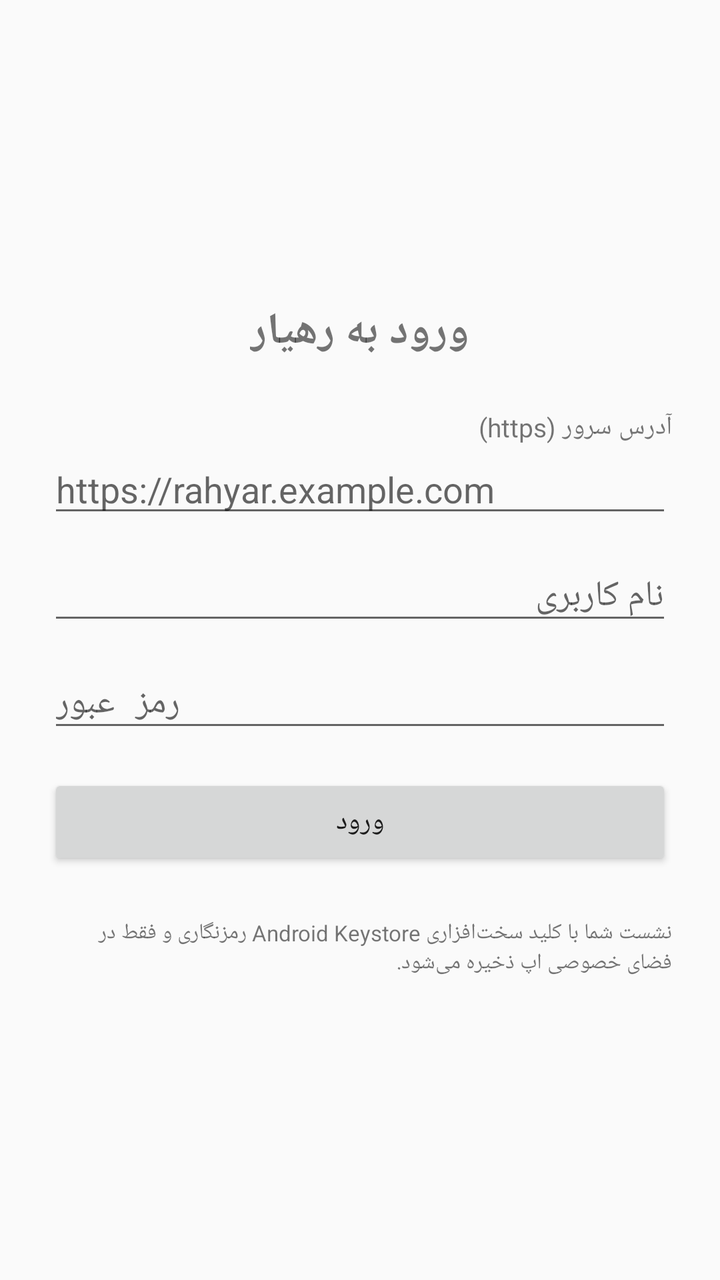
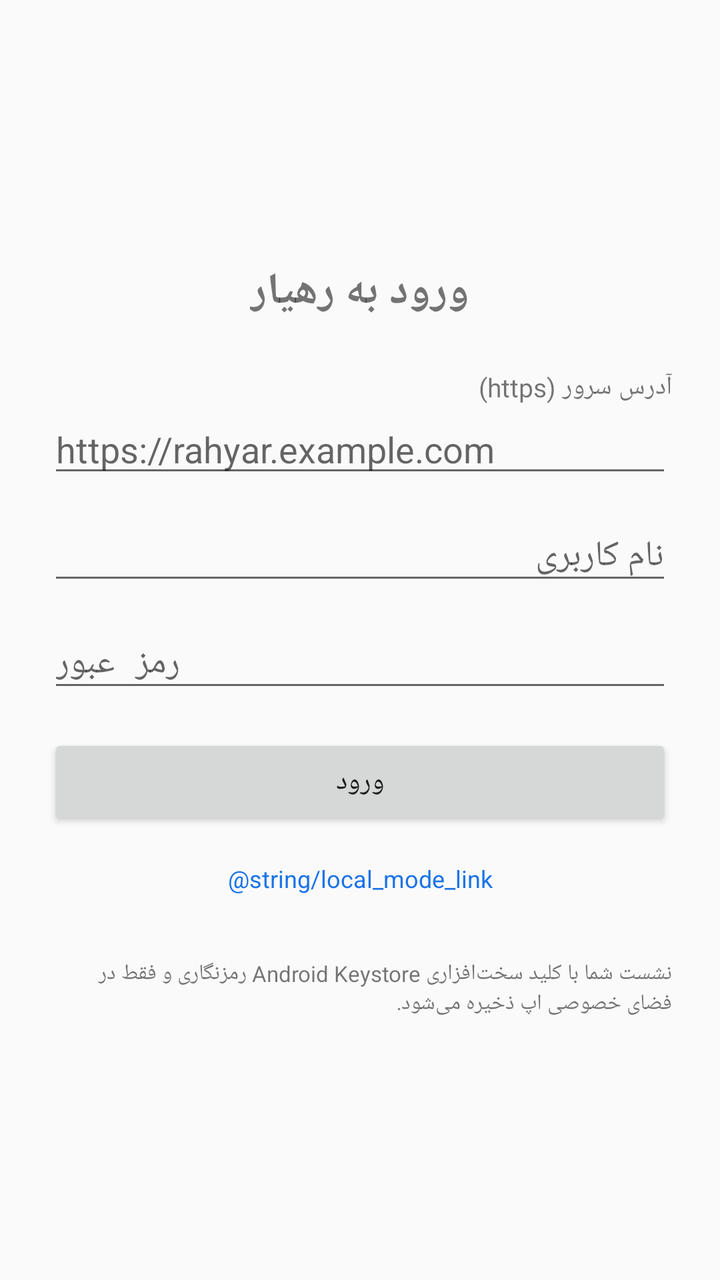

Compare the two renders of this Android layout. The source of the first and the diff that turns it into the second are given below.
<!-- AndroidManifest.xml: application theme android:Theme.Material.Light.NoActionBar -->
<!-- res/layout/activity_login.xml -->
<?xml version="1.0" encoding="utf-8"?>
<LinearLayout xmlns:android="http://schemas.android.com/apk/res/android"
    android:layout_width="match_parent"
    android:layout_height="match_parent"
    android:orientation="vertical"
    android:gravity="center"
    android:padding="24dp">

    <TextView
        android:layout_width="wrap_content"
        android:layout_height="wrap_content"
        android:text="@string/login_title"
        android:textSize="22sp"
        android:textStyle="bold"
        android:layout_marginBottom="24dp" />

    <TextView
        android:id="@+id/endpoint_label"
        android:layout_width="match_parent"
        android:layout_height="wrap_content"
        android:text="@string/endpoint_label"
        android:textSize="13sp" />

    <EditText
        android:id="@+id/endpoint"
        android:layout_width="match_parent"
        android:layout_height="wrap_content"
        android:hint="@string/endpoint_hint"
        android:inputType="textUri"
        android:imeOptions="actionNext"
        android:layout_marginBottom="12dp"
        android:importantForAutofill="no" />

    <EditText
        android:id="@+id/username"
        android:layout_width="match_parent"
        android:layout_height="wrap_content"
        android:hint="@string/username"
        android:inputType="text"
        android:autofillHints="username"
        android:layout_marginBottom="12dp" />

    <EditText
        android:id="@+id/password"
        android:layout_width="match_parent"
        android:layout_height="wrap_content"
        android:hint="@string/password"
        android:inputType="textPassword"
        android:autofillHints="password"
        android:layout_marginBottom="16dp" />

    <Button
        android:id="@+id/login"
        android:layout_width="match_parent"
        android:layout_height="wrap_content"
        android:text="@string/login_btn" />

    <ProgressBar
        android:id="@+id/progress"
        android:layout_width="wrap_content"
        android:layout_height="wrap_content"
        android:visibility="gone"
        android:layout_marginTop="16dp" />

    <TextView
        android:id="@+id/error"
        android:layout_width="match_parent"
        android:layout_height="wrap_content"
        android:textColor="#B3261E"
        android:visibility="gone"
        android:layout_marginTop="12dp" />

    <TextView
        android:layout_width="match_parent"
        android:layout_height="wrap_content"
        android:text="@string/security_note"
        android:textSize="11sp"
        android:layout_marginTop="24dp" />
</LinearLayout>
<!-- resources referenced by this layout -->
<resources>
  <string name="endpoint_hint">https://rahyar.example.com</string>
  <string name="endpoint_label">آدرس سرور (https)</string>
  <string name="login_btn">ورود</string>
  <string name="login_title">ورود به رهیار</string>
  <string name="password">رمز عبور</string>
  <string name="security_note">نشست شما با کلید سخت‌افزاری Android Keystore رمزنگاری و فقط در فضای خصوصی اپ ذخیره می‌شود.</string>
  <string name="username">نام کاربری</string>
</resources>

<!-- the commit's change to res/layout/activity_login.xml (unified diff, before → after) -->
@@ -71,6 +71,17 @@
         android:layout_marginTop="12dp" />
 
     <TextView
+        android:id="@+id/local_mode_link"
+        android:layout_width="match_parent"
+        android:layout_height="wrap_content"
+        android:gravity="center"
+        android:text="@string/local_mode_link"
+        android:textColor="#1A73E8"
+        android:textSize="12sp"
+        android:padding="8dp"
+        android:layout_marginTop="8dp" />
+
+    <TextView
         android:layout_width="match_parent"
         android:layout_height="wrap_content"
         android:text="@string/security_note"
